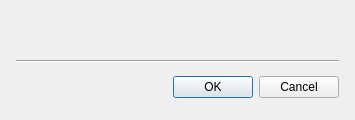
Qt form client/src/ui/dialogs/resource_properties/change_user_password_dialog.ui (networkoptix/nx_open) before a commit.
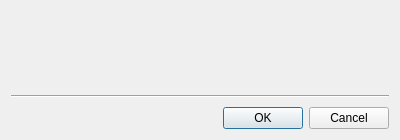
The same form after that commit. Custom widgets are drawn as their Qt base class.

Commit message:
VMS-2623: User Settings: Profile (part 1)
<==== Mercurial data ====>
Branch: dev_3.0.0_gui

```diff
--- a/client/src/ui/dialogs/resource_properties/change_user_password_dialog.ui
+++ b/client/src/ui/dialogs/resource_properties/change_user_password_dialog.ui
@@ -6,35 +6,20 @@
    <rect>
     <x>0</x>
     <y>0</y>
-    <width>355</width>
-    <height>120</height>
+    <width>400</width>
+    <height>140</height>
    </rect>
   </property>
-  <property name="sizePolicy">
-   <sizepolicy hsizetype="Preferred" vsizetype="Fixed">
-    <horstretch>0</horstretch>
-    <verstretch>0</verstretch>
-   </sizepolicy>
+  <property name="minimumSize">
+   <size>
+    <width>240</width>
+    <height>0</height>
+   </size>
   </property>
   <property name="windowTitle">
    <string>Change Password...</string>
   </property>
-  <layout class="QVBoxLayout" name="verticalLayout">
-   <property name="spacing">
-    <number>8</number>
-   </property>
-   <property name="leftMargin">
-    <number>16</number>
-   </property>
-   <property name="topMargin">
-    <number>16</number>
-   </property>
-   <property name="rightMargin">
-    <number>16</number>
-   </property>
-   <property name="bottomMargin">
-    <number>16</number>
-   </property>
+  <layout class="QVBoxLayout" name="verticalLayout_2">
    <item>
     <widget class="QnInputField" name="newPasswordInputField" native="true">
      <property name="sizePolicy">
@@ -46,27 +31,42 @@
     </widget>
    </item>
    <item>
-    <widget class="QnInputField" name="confirmPasswordInputField" native="true">
-     <property name="sizePolicy">
-      <sizepolicy hsizetype="Preferred" vsizetype="Fixed">
-       <horstretch>0</horstretch>
-       <verstretch>0</verstretch>
-      </sizepolicy>
+    <widget class="QnInputField" name="confirmPasswordInputField" native="true"/>
+   </item>
+   <item>
+    <layout class="QVBoxLayout" name="verticalLayout">
+     <property name="topMargin">
+      <number>8</number>
      </property>
-    </widget>
+     <property name="bottomMargin">
+      <number>8</number>
+     </property>
+     <item>
+      <widget class="QnInputField" name="currentPasswordInputField" native="true"/>
+     </item>
+    </layout>
    </item>
    <item>
-    <widget class="QnInputField" name="currentPasswordInputField" native="true">
-     <property name="sizePolicy">
-      <sizepolicy hsizetype="Preferred" vsizetype="Fixed">
-       <horstretch>0</horstretch>
-       <verstretch>0</verstretch>
-      </sizepolicy>
+    <spacer name="verticalSpacer">
+     <property name="orientation">
+      <enum>Qt::Vertical</enum>
      </property>
-    </widget>
+     <property name="sizeHint" stdset="0">
+      <size>
+       <width>20</width>
+       <height>40</height>
+      </size>
+     </property>
+    </spacer>
    </item>
    <item>
     <widget class="Line" name="line">
+     <property name="minimumSize">
+      <size>
+       <width>0</width>
+       <height>10</height>
+      </size>
+     </property>
      <property name="orientation">
       <enum>Qt::Horizontal</enum>
      </property>
```
Left out of the diff: 11 changed lines with no effect on the pictures. The commit also changes 5 other files.
